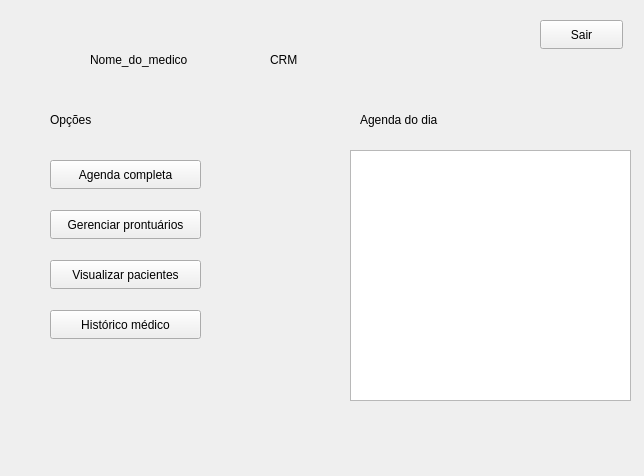
Above: DrWell/telainicialmedico.ui from danzagroba/Dr.Well before the change. Below: the same form after it.
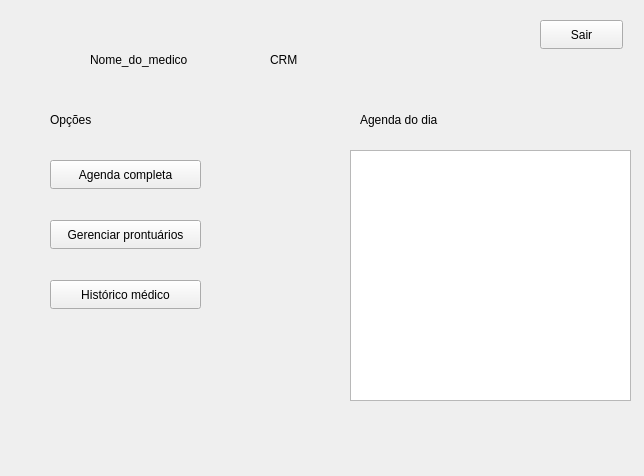
That is the form after the change.

```diff
--- a/DrWell/telainicialmedico.ui
+++ b/DrWell/telainicialmedico.ui
@@ -79,7 +79,7 @@
    <property name="geometry">
     <rect>
      <x>50</x>
-     <y>210</y>
+     <y>220</y>
      <width>151</width>
      <height>29</height>
     </rect>
@@ -92,20 +92,7 @@
    <property name="geometry">
     <rect>
      <x>50</x>
-     <y>260</y>
-     <width>151</width>
-     <height>29</height>
-    </rect>
-   </property>
-   <property name="text">
-    <string>Visualizar pacientes</string>
-   </property>
-  </widget>
-  <widget class="QPushButton" name="pushButton_4">
-   <property name="geometry">
-    <rect>
-     <x>50</x>
-     <y>310</y>
+     <y>280</y>
      <width>151</width>
      <height>29</height>
     </rect>
```
Left out of the diff: 16 changed lines with no effect on the pictures.
